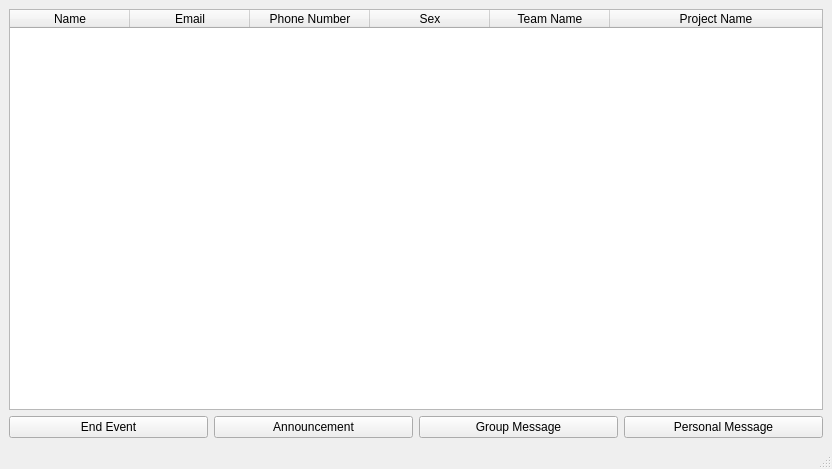
The window that gui/main.ui (hrGuTou/SMslack) describes before a commit, drawn with Qt 5.
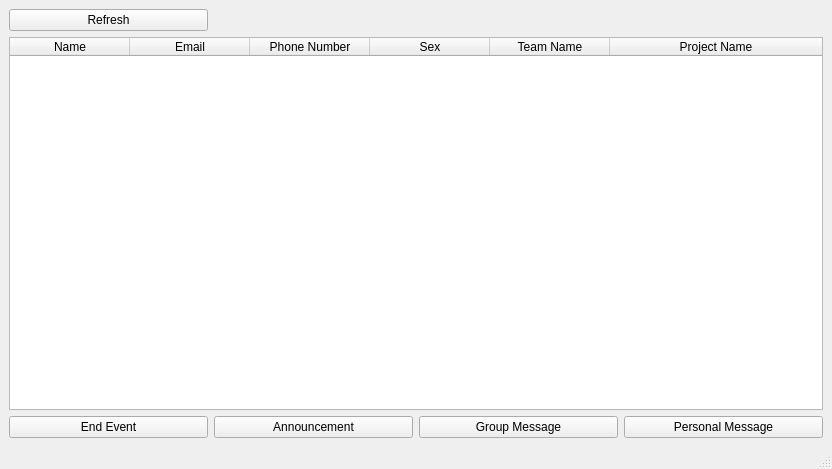
The same window after the commit.

What changed in the file:
```diff
--- a/gui/main.ui
+++ b/gui/main.ui
@@ -15,7 +15,7 @@
   </property>
   <widget class="QWidget" name="centralwidget">
    <layout class="QGridLayout" name="gridLayout">
-    <item row="0" column="0" colspan="4">
+    <item row="1" column="0" colspan="4">
      <widget class="QTableWidget" name="tableWidget">
       <property name="wordWrap">
        <bool>true</bool>
@@ -91,34 +91,41 @@
       </column>
      </widget>
     </item>
-    <item row="1" column="0">
+    <item row="3" column="0">
      <widget class="QPushButton" name="endEvent">
       <property name="text">
        <string>End Event</string>
       </property>
      </widget>
     </item>
-    <item row="1" column="1">
+    <item row="3" column="1">
      <widget class="QPushButton" name="announcement">
       <property name="text">
        <string>Announcement</string>
       </property>
      </widget>
     </item>
-    <item row="1" column="2">
+    <item row="3" column="2">
      <widget class="QPushButton" name="gMessage">
       <property name="text">
        <string>Group Message</string>
       </property>
      </widget>
     </item>
-    <item row="1" column="3">
+    <item row="3" column="3">
      <widget class="QPushButton" name="pMessage">
       <property name="text">
        <string>Personal Message</string>
       </property>
      </widget>
     </item>
+    <item row="0" column="0">
+     <widget class="QPushButton" name="refresh">
+      <property name="text">
+       <string>Refresh</string>
+      </property>
+     </widget>
+    </item>
    </layout>
   </widget>
   <widget class="QStatusBar" name="statusbar"/>
```
